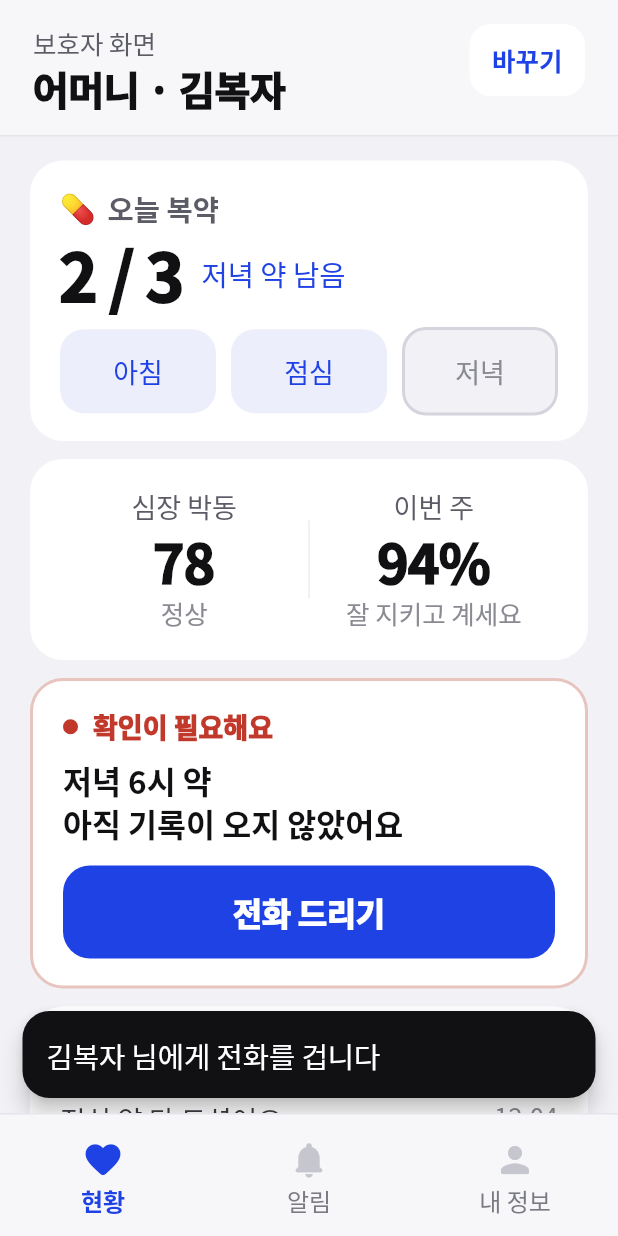
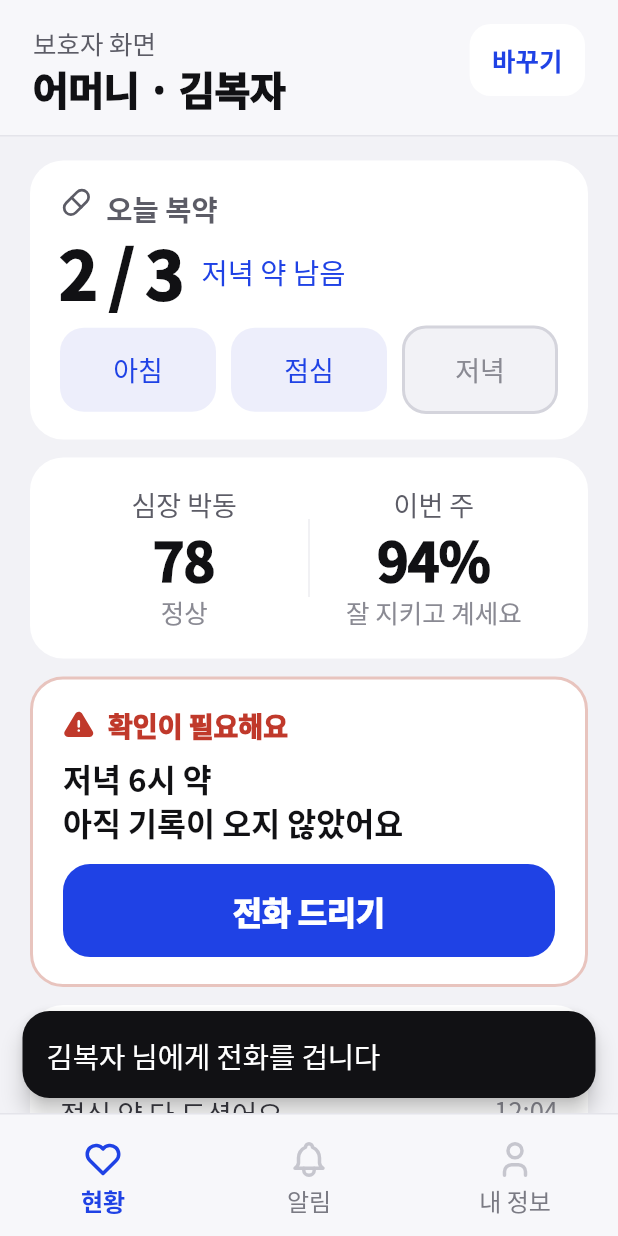
Before and after one commit to bong-bong00/alkong_yakong, a Flutter app: the GuardianHomeScreen screen opened by its route, after a tap on "전화 드리기", on a phone screen of 412 x 824 dp. Run offline on Flutter 3.47's test engine with Material 3 defaults, Android fonts, the phone set to English and light mode, and no system bars; our stand-ins replace dio, fl_chart, flutter_riverpod, flutter_tabler_icons, go_router, image_picker and 2 more; missing offline and left inert: polar; accounts and stored records are empty; network calls fail; Roboto replaces fonts that are missing (Noto Sans KR).

Commit message:
이모지를 Tabler 아이콘으로 교체
시스템 이모지는 기기마다 그림체가 달라 로고와 따로 놀았다.
Tabler 아이콘 세트로 바꿔 로고의 둥근 선 조형과 맞췄다.
하단 탭바 아이콘도 같은 세트로 통일했다.

색은 그대로 아낀다 — 아이콘은 기본이 무채색이고,
"지금 드실 약"·완료 표시처럼 상태를 알리는 자리에서만 포인트색,
경고에서만 위험색을 쓴다. 아이콘은 여전히 한글 라벨과 함께 있고
ExcludeSemantics로 감싸 스크린리더에서 두 번 읽히지 않는다.

패키지는 flutter_tabler_icons를 쓴다. 처음 붙였던
tabler_icons_flutter 2.11.0은 IconData의 fontPackage를 남의 패키지
이름으로 적어놓아 글리프가 아예 그려지지 않았다.

목록 행에 부제 한 줄을 넣을 수 있게 했다. "폴라 베리티 센스"처럼
이름이 길면 값이 옆에 들어가지 못해 이름이 잘렸다 —
값을 아래 줄로 내려 "연결됨 · 심박 센서"로 읽히게 했다.

Co-Authored-By: Claude Opus 5 <noreply@anthropic.com>
Claude-Session: https://claude.ai/code/session_01DraJsXS4EGMwwwVqsKY4Qt

```diff
--- a/lib/core/widgets/senior_card.dart
+++ b/lib/core/widgets/senior_card.dart
@@ -76,32 +76,37 @@ class Dot extends StatelessWidget {
   );
 }
 
-/// 이모지를 앞에 붙인 제목.
+/// 아이콘을 앞에 붙인 제목.
 ///
-/// **이모지 단독으로 뜻을 만들지 않는다.** 한글 라벨이 항상 함께 있고,
-/// 이모지는 스크린리더에서 제외해 "약 이모지 지금 드실 약"처럼
-/// 두 번 읽히지 않게 한다.
-class EmojiTitle extends StatelessWidget {
-  final String emoji;
+/// 아이콘은 Tabler 세트를 쓴다 — 로고와 같은 둥근 선 조형이고,
+/// 시스템 이모지와 달리 기기마다 그림체가 달라지지 않는다.
+///
+/// **아이콘 단독으로 뜻을 만들지 않는다.** 한글 라벨이 항상 함께 있고,
+/// 아이콘은 스크린리더에서 제외해 두 번 읽히지 않게 한다.
+class IconTitle extends StatelessWidget {
+  final IconData icon;
   final String text;
   final TextStyle style;
 
-  const EmojiTitle({
+  /// 아이콘 색. 기본은 무채색이고, 상태를 알리는 자리에서만 색을 준다.
+  final Color color;
+
+  const IconTitle({
     super.key,
-    required this.emoji,
+    required this.icon,
     required this.text,
     required this.style,
+    this.color = AppColors.textSecondary,
   });
 
   @override
   Widget build(BuildContext context) {
+    final size = (style.fontSize ?? 20) * 1.15;
     return Row(
       crossAxisAlignment: CrossAxisAlignment.start,
       children: [
-        ExcludeSemantics(
-          child: Text(emoji, style: TextStyle(fontSize: style.fontSize)),
-        ),
-        const SizedBox(width: 8),
+        ExcludeSemantics(child: Icon(icon, size: size, color: color)),
+        const SizedBox(width: 9),
         Expanded(child: Text(text, style: style)),
       ],
     );
@@ -152,8 +157,17 @@ class SeniorListRow extends StatelessWidget {
   final Widget? trailing;
   final VoidCallback? onTap;
 
-  /// 라벨 앞에 붙는 이모지. 없으면 라벨만 그린다.
-  final String? emoji;
+  /// 라벨 앞에 붙는 아이콘. 없으면 라벨만 그린다.
+  final IconData? icon;
+
+  /// 아이콘 색.
+  final Color iconColor;
+
+  /// 라벨 아래 한 줄. 라벨이 길어 값이 옆에 들어가기 어려울 때 쓴다.
+  final String? subtitle;
+
+  /// 부제 색. 상태값이면 포인트색을 준다.
+  final Color subtitleColor;
 
   const SeniorListRow({
     super.key,
@@ -162,7 +176,10 @@ class SeniorListRow extends StatelessWidget {
     this.valueColor = AppColors.textTertiary,
     this.trailing,
     this.onTap,
-    this.emoji,
+    this.icon,
+    this.iconColor = AppColors.textSecondary,
+    this.subtitle,
+    this.subtitleColor = AppColors.textTertiary,
   });
 
   @override
@@ -174,20 +191,31 @@ class SeniorListRow extends StatelessWidget {
         padding: const EdgeInsets.symmetric(vertical: 17),
         child: Row(
           children: [
-            if (emoji != null) ...[
+            if (icon != null) ...[
               ExcludeSemantics(
-                child: Text(emoji!, style: const TextStyle(fontSize: 20)),
+                child: Icon(icon, size: 24, color: iconColor),
               ),
-              const SizedBox(width: 12),
+              const SizedBox(width: 13),
             ],
             Expanded(
-              child: Text(
+              child: Column(
+                crossAxisAlignment: CrossAxisAlignment.start,
+                mainAxisSize: MainAxisSize.min,
+                children: [
+                  Text(
                     label,
                     style: AppText.label(
                       size: 20,
                       color: AppColors.textPrimary,
                       weight: FontWeight.w700,
                     ),
+                  ),
+                  if (subtitle != null)
+                    Text(
+                      subtitle!,
+                      style: AppText.caption(size: 17, color: subtitleColor),
+                    ),
+                ],
               ),
             ),
             if (value != null) ...[
--- a/lib/features/dashboard/presentation/screens/guardian_home_screen.dart
+++ b/lib/features/dashboard/presentation/screens/guardian_home_screen.dart
@@ -1,5 +1,6 @@
 import 'package:flutter/material.dart';
 import 'package:flutter_riverpod/flutter_riverpod.dart';
+import 'package:flutter_tabler_icons/flutter_tabler_icons.dart';
 
 import '../../../../core/constants/app_colors.dart';
 import '../../../../core/theme/app_typography.dart';
@@ -28,9 +29,9 @@ class _GuardianHomeScreenState extends ConsumerState<GuardianHomeScreen> {
   int _patientIndex = 0;
 
   static const List<SeniorNavItem> _tabs = [
-    SeniorNavItem(icon: Icons.favorite_rounded, label: '현황'),
-    SeniorNavItem(icon: Icons.notifications_rounded, label: '알림'),
-    SeniorNavItem(icon: Icons.person_rounded, label: '내 정보'),
+    SeniorNavItem(icon: TablerIcons.heart, label: '현황'),
+    SeniorNavItem(icon: TablerIcons.bell, label: '알림'),
+    SeniorNavItem(icon: TablerIcons.user, label: '내 정보'),
   ];
 
   PatientData get _patient => DemoPatients.all[_patientIndex];
@@ -179,8 +180,8 @@ class GuardianStatusTab extends StatelessWidget {
                   child: Column(
                     crossAxisAlignment: CrossAxisAlignment.stretch,
                     children: [
-                      EmojiTitle(
-                        emoji: '💊',
+                      IconTitle(
+                        icon: TablerIcons.pill,
                         text: '오늘 복약',
                         style: AppText.label(
                           size: 19,
@@ -279,8 +280,12 @@ class GuardianStatusTab extends StatelessWidget {
                       children: [
                         Row(
                           children: [
-                            const Dot(color: AppColors.danger),
-                            const SizedBox(width: 10),
+                            const Icon(
+                              TablerIcons.alert_triangle_filled,
+                              size: 21,
+                              color: AppColors.danger,
+                            ),
+                            const SizedBox(width: 9),
                             Expanded(
                               child: Text(
                                 '확인이 필요해요',
@@ -325,8 +330,8 @@ class GuardianStatusTab extends StatelessWidget {
                   child: Column(
                     crossAxisAlignment: CrossAxisAlignment.stretch,
                     children: [
-                      EmojiTitle(
-                        emoji: '🕐',
+                      IconTitle(
+                        icon: TablerIcons.clock,
                         text: '오늘 있었던 일',
                         style: AppText.cardTitle(size: 19),
                       ),
@@ -375,7 +380,7 @@ class GuardianStatusTab extends StatelessWidget {
                     children: [
                       SeniorListRow(
                         label: '약 목록 · 처방전',
-                        emoji: '📋',
+                        icon: TablerIcons.file_text,
                         trailing: const SeniorChevron(),
                         onTap: () => Navigator.of(context).push(
                           MaterialPageRoute<void>(
@@ -390,7 +395,7 @@ class GuardianStatusTab extends StatelessWidget {
                       const SeniorDivider(),
                       SeniorListRow(
                         label: '지난 알림 보기',
-                        emoji: '🔔',
+                        icon: TablerIcons.bell,
                         trailing: const SeniorChevron(),
                         onTap: onOpenAlerts,
                       ),
@@ -561,8 +566,11 @@ class _AlertCard extends StatelessWidget {
           Row(
             children: [
               Expanded(
-                child: EmojiTitle(
-                  emoji: _isDanger ? '⚠️' : '✅',
+                child: IconTitle(
+                  icon: _isDanger
+                      ? TablerIcons.alert_triangle_filled
+                      : TablerIcons.circle_check_filled,
+                  color: _barColor,
                   text: alert.title,
                   style: AppText.cardTitle(size: 18, color: _barColor),
                 ),
--- a/lib/features/profile/presentation/screens/mypage_screen.dart
+++ b/lib/features/profile/presentation/screens/mypage_screen.dart
@@ -1,6 +1,7 @@
 import 'package:flutter/material.dart';
 import 'package:flutter_riverpod/flutter_riverpod.dart';
 import 'package:go_router/go_router.dart';
+import 'package:flutter_tabler_icons/flutter_tabler_icons.dart';
 
 import '../../../../core/constants/app_colors.dart';
 import '../../../../core/providers/user_role.dart';
@@ -117,7 +118,7 @@ class _MyPageScreenState extends ConsumerState<MyPageScreen> {
                     children: [
                       SeniorListRow(
                         label: '내 약 목록',
-                        emoji: '💊',
+                        icon: TablerIcons.pill,
                         value: '$medicineCount가지',
                         trailing: const SeniorChevron(),
                         onTap: () => _todo('내 약 목록'),
@@ -125,7 +126,7 @@ class _MyPageScreenState extends ConsumerState<MyPageScreen> {
                       const SeniorDivider(),
                       SeniorListRow(
                         label: '약 먹는 시간',
-                        emoji: '⏰',
+                        icon: TablerIcons.clock,
                         value: '하루 ${today.doses.length}번',
                         trailing: const SeniorChevron(),
                         onTap: () => _todo('약 먹는 시간'),
@@ -133,16 +134,17 @@ class _MyPageScreenState extends ConsumerState<MyPageScreen> {
                       const SeniorDivider(),
                       SeniorListRow(
                         label: '폴라 베리티 센스',
-                        emoji: '❤️',
-                        value: '연결됨',
-                        valueColor: AppColors.point,
+                        icon: TablerIcons.heart,
+                        // 제품명이 길어 값을 옆에 붙이면 이름이 잘린다.
+                        subtitle: '연결됨 · 심박 센서',
+                        subtitleColor: AppColors.point,
                         trailing: const SeniorChevron(),
                         onTap: () => context.push('/biosignal'),
                       ),
                       const SeniorDivider(),
                       SeniorListRow(
                         label: '듣고 말하기',
-                        emoji: '🔊',
+                        icon: TablerIcons.volume_2,
                         value: '켜기',
                         valueColor: AppColors.point,
                         trailing: const SeniorChevron(),
@@ -151,7 +153,7 @@ class _MyPageScreenState extends ConsumerState<MyPageScreen> {
                       const SeniorDivider(),
                       SeniorListRow(
                         label: '알림 소리 · 크게',
-                        emoji: '🔔',
+                        icon: TablerIcons.bell,
                         trailing: SeniorToggle(
                           value: _loudAlarm,
                           semanticLabel: '알림 소리를 크게',
@@ -172,8 +174,8 @@ class _MyPageScreenState extends ConsumerState<MyPageScreen> {
                   child: Column(
                     crossAxisAlignment: CrossAxisAlignment.stretch,
                     children: [
-                      EmojiTitle(
-                        emoji: '👪',
+                      IconTitle(
+                        icon: TablerIcons.users,
                         text: '함께 보는 가족',
                         style: AppText.cardTitle(size: 19),
                       ),
@@ -229,6 +231,7 @@ class _MyPageScreenState extends ConsumerState<MyPageScreen> {
                   ),
                   child: SeniorListRow(
                     label: '계정 관리',
+                    icon: TablerIcons.user,
                     trailing: const SeniorChevron(),
                     onTap: () => Navigator.of(context).push(
                       MaterialPageRoute<void>(
--- a/pubspec.yaml
+++ b/pubspec.yaml
@@ -43,6 +43,8 @@ dependencies:
   http: ^1.2.2
   shared_preferences: ^2.5.5
   fl_chart: ^1.2.0
+  # 화면 아이콘. 로고와 같은 둥근 선 조형이라 함께 놓아도 따로 놀지 않는다.
+  flutter_tabler_icons: ^1.43.0
 
 dev_dependencies:
   flutter_test:
```
Also changed, not shown: lib/features/dashboard/presentation/screens/home_screen.dart (+4 -3 lines), lib/features/dashboard/presentation/screens/medication_record_screen.dart (+7 -6 lines), lib/features/dashboard/presentation/screens/patient_home_screen.dart (+10 -7 lines), lib/features/dur_analysis/presentation/screens/dur_analysis_screen.dart (+8 -6 lines), pubspec.lock. Lines whose indentation alone changed are shown as unchanged.
